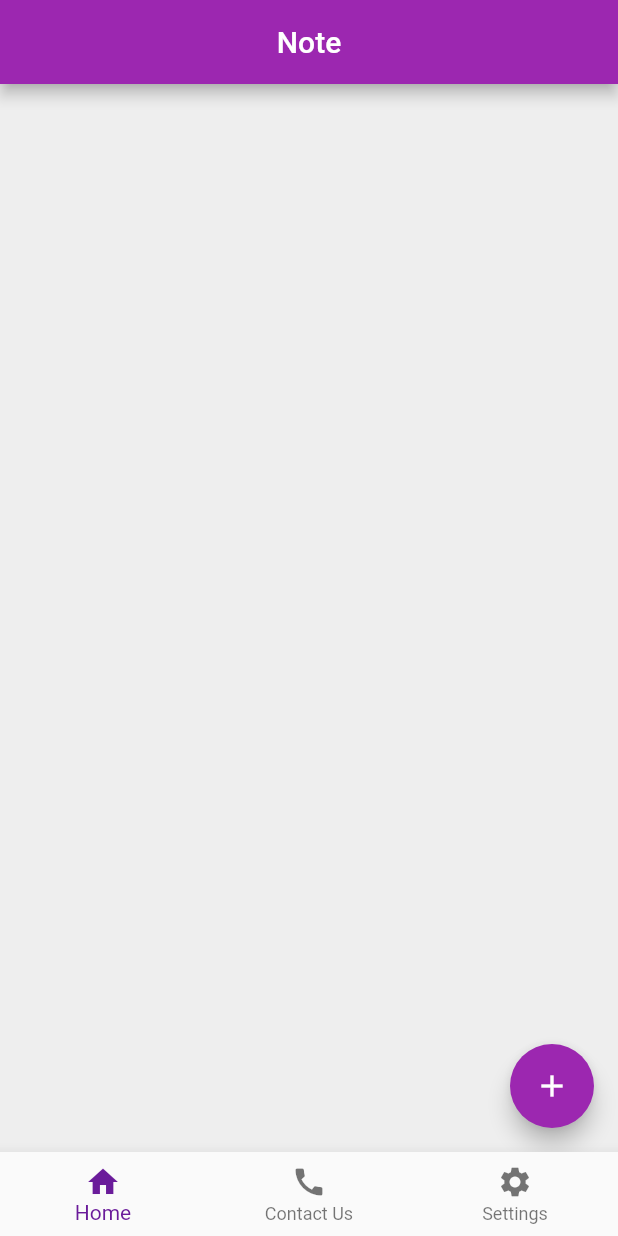
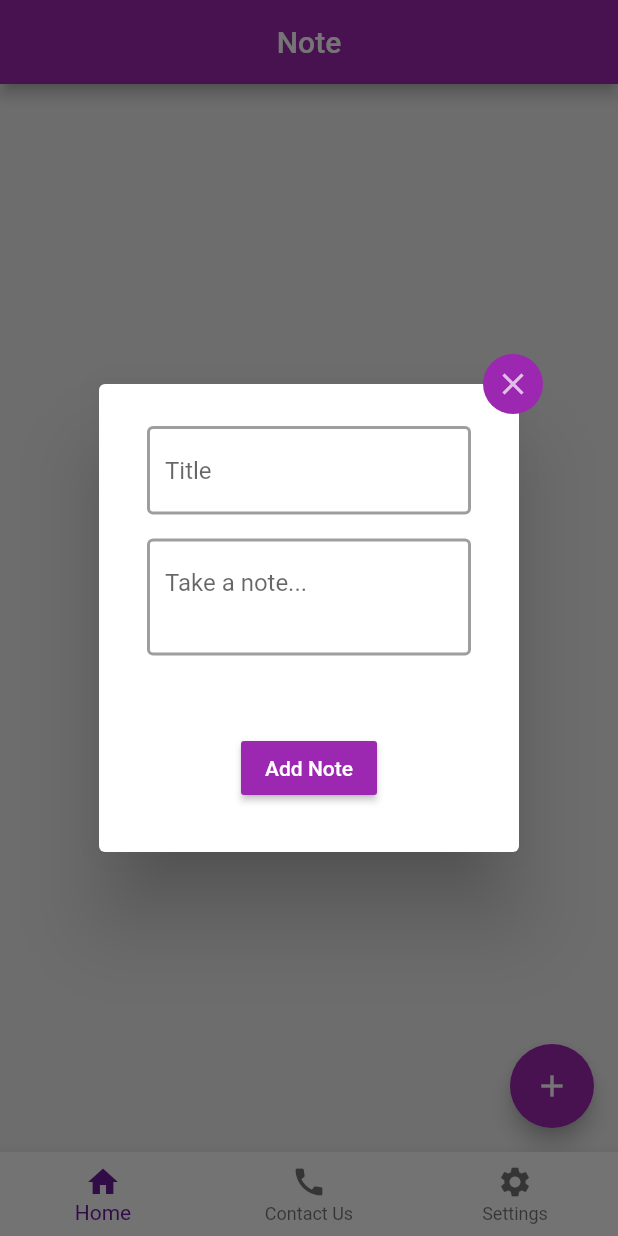
Before and after one commit to BookShell527/NoteSup-mobile, a Flutter app: the screen it shows once a user with an empty profile is signed in, after a tap on the "add" icon, on a phone screen of 412 x 824 dp. Run offline on Flutter 3.47's test engine with Material 2 defaults, Android fonts, the phone set to English and light mode, and no system bars; our stand-ins replace cloud_firestore, firebase_auth, firebase_core, flutter_spinkit, google_sign_in, settings_ui; accounts and stored records are empty.

Commit message:
adding add note feature

```diff
--- /dev/null
+++ b/lib/models/note.dart
@@ -0,0 +1,7 @@
+class Note {
+  final String uid;
+  final String title;
+  final String body;
+
+  Note({this.title, this.body, this.uid});
+}
--- a/lib/models/user.dart
+++ b/lib/models/user.dart
@@ -4,22 +4,3 @@ class TheUser {
 
   TheUser({this.uid, this.email});
 }
-
-class Note {
-  final String title;
-  final String body;
-
-  Note({this.title, this.body});
-}
-
-class TheUserData {
-  final String uid;
-  final String email;
-  final List<Note> note;
-
-  TheUserData({
-    this.note,
-    this.email,
-    this.uid,
-  });
-}
--- /dev/null
+++ b/lib/screen/components/add_note_popup.dart
@@ -0,0 +1,95 @@
+import 'package:NoteSup/models/user.dart';
+import 'package:NoteSup/services/database.dart';
+import 'package:NoteSup/shared/constant.dart';
+import 'package:NoteSup/shared/loading.dart';
+import 'package:flutter/material.dart';
+import 'package:provider/provider.dart';
+
+
+class AddNotePopup extends StatefulWidget {
+  @override
+  _AddNotePopupState createState() => _AddNotePopupState();
+}
+
+class _AddNotePopupState extends State<AddNotePopup> {
+  final _formKey = GlobalKey<FormState>();
+
+  String _currentTitle = "";
+  String _currentBody = "";
+  String message = "";
+  bool loading = false;
+
+  final DatabaseService _database = DatabaseService();
+
+  @override
+  Widget build(BuildContext context) {
+    final user = Provider.of<TheUser>(context);
+    return AlertDialog(
+      content: loading ? Loading() : Stack(
+        overflow: Overflow.visible,
+        children: <Widget>[
+          Positioned(
+            right: -40.0,
+            top: -40.0,
+            child: InkResponse(
+              onTap: () {
+                Navigator.of(context).pop();
+              },
+              child: CircleAvatar(
+                child: Icon(Icons.close),
+                backgroundColor: Colors.purple,
+              ),
+            ),
+          ),
+          Form(
+            key: _formKey,
+            child: Column(
+              mainAxisSize: MainAxisSize.min,
+              children: <Widget>[
+                Padding(
+                  padding: EdgeInsets.all(8.0),
+                  child: TextFormField(
+                    decoration: textFormFieldDecoration.copyWith(hintText: "Title"),
+                    onChanged: (value) => _currentTitle = value,
+                    validator: (value) => value.isEmpty ? "Enter a title" : null
+                  ),
+                ),
+                Padding(
+                  padding: EdgeInsets.all(8.0),
+                  child: TextFormField(
+                    decoration: textFormFieldDecoration.copyWith(hintText: "Take a note..."),
+                    onChanged: (value) => _currentBody = value,
+                    validator: (value) => value.isEmpty ? "Enter a note" : null,
+                    minLines: 2,
+                    maxLines: null
+                  ),
+                ),
+                Padding(
+                  padding: const EdgeInsets.all(8.0),
+                  child: Text(message, style: TextStyle(color: Colors.green)),
+                ),
+                Padding(
+                  padding: const EdgeInsets.all(8.0),
+                  child: RaisedButton(
+                    color: Colors.purple,
+                    child: Text("Add Note", style: TextStyle(color: Colors.white)),
+                    onPressed: () async {
+                      if (_formKey.currentState.validate()) {
+                        setState(() => loading = true);
+                        await _database.addNote(user.uid, _currentTitle, _currentBody);
+                        setState(() {
+                          message = "Note added successfully";
+                          loading = false;
+                        });
+                      }
+                    },
+                  ),
+                )
+              ],
+            ),
+          ),
+        ],
+      ),
+    );
+  }
+}
--- a/lib/screen/home/home.dart
+++ b/lib/screen/home/home.dart
@@ -1,8 +1,10 @@
+import 'package:NoteSup/models/user.dart';
 import 'package:NoteSup/screen/home/contact_us.dart';
-import 'package:NoteSup/screen/home/note.dart';
 import 'package:NoteSup/screen/home/settings.dart';
+import 'package:NoteSup/services/database.dart';
 import 'package:flutter/material.dart';
-
+import 'package:provider/provider.dart';
+import 'package:NoteSup/screen/home/note.dart' as Note;
 
 class Home extends StatefulWidget {
   @override
@@ -27,7 +29,7 @@ class _HomeState extends State<Home> {
 
 
   final List<Widget> _widgetOptions = <Widget>[
-    Note(),
+    Note.Note(),
     ContactUs(),
     Settings()
   ];
@@ -42,6 +44,9 @@ class _HomeState extends State<Home> {
 
   @override
   Widget build(BuildContext context) {
+    final user = Provider.of<TheUser>(context);
+    final DatabaseService _database = DatabaseService(uid: user.uid);
+
     return Scaffold(
       backgroundColor: Colors.grey[50],
       bottomNavigationBar: BottomNavigationBar(
--- a/lib/screen/home/note.dart
+++ b/lib/screen/home/note.dart
@@ -1,5 +1,8 @@
-import 'package:NoteSup/shared/constant.dart';
+import 'package:NoteSup/models/user.dart';
+import 'package:NoteSup/services/database.dart';
 import 'package:flutter/material.dart';
+import 'package:NoteSup/screen/components/add_note_popup.dart';
+import 'package:provider/provider.dart';
 
 class Note extends StatefulWidget {
   @override
@@ -7,26 +10,33 @@ class Note extends StatefulWidget {
 }
 
 class _NoteState extends State<Note> {
+  final formkey = GlobalKey<FormState>();
+
   @override
   Widget build(BuildContext context) {
-    return Scaffold(
+    final user = Provider.of<TheUser>(context);
+    return StreamProvider<List>.value(
+      value: DatabaseService(uid: user.uid).note,
+      child: Scaffold(
         appBar: AppBar(
           title: Text("Note"),
           centerTitle: true,
         ),
         body: Container(
-        padding: EdgeInsets.symmetric(vertical: 10.0, horizontal: 20.0),
-        child: Column(
-          children: <Widget>[
-
-          ],
-        ),
         ),
         floatingActionButton: FloatingActionButton(
-        onPressed: () {},
+          onPressed: () {
+            showDialog(
+              context: context,
+              builder: (BuildContext context) {
+                return AddNotePopup();
+              }
+            );
+          },
           child: Icon(Icons.add),
           backgroundColor: Colors.purple,
         ),
+      )
     );
   }
 }
--- a/lib/services/database.dart
+++ b/lib/services/database.dart
@@ -1,3 +1,5 @@
+import 'package:NoteSup/models/note.dart';
+import 'package:NoteSup/models/user.dart';
 import 'package:cloud_firestore/cloud_firestore.dart';
 
 class DatabaseService {
@@ -10,4 +12,31 @@ class DatabaseService {
   Future sendMessage(String email, String name, String message) async {
     return await messageCollection.doc(uid).set({'email': email, 'name': name, 'message': message});
   }
+
+  Future addNote(String uid, String title, String body) async {
+    return await noteCollection.doc().set({
+      'uid': uid,
+      'title': title,
+      'body': body
+    });
+  }
+
+  List<Note> _noteFromSnapshot(QuerySnapshot snap) {
+    return snap.docs.map((doc) {
+      if (uid != doc.data()['uid']) {
+        return null;
+      }
+      else {
+        return Note(
+          uid: uid,
+          title: doc.data()['title'],
+          body: doc.data()['body']
+        );
+      }
+    }).toList();
+  }
+
+  Stream<List<Note>> get note {
+    return noteCollection.snapshots().map(_noteFromSnapshot);
+  }
 }
--- a/pubspec.yaml
+++ b/pubspec.yaml
@@ -21,6 +21,7 @@ dependencies:
   provider: ^4.3.2+2
   flutter_spinkit: "^4.1.2"
   settings_ui: ^0.5.0
+  rflutter_alert: ^1.1.0
 
 dev_dependencies:
   flutter_test:
```
Also changed, not shown: pubspec.lock. Lines whose indentation alone changed are shown as unchanged.
